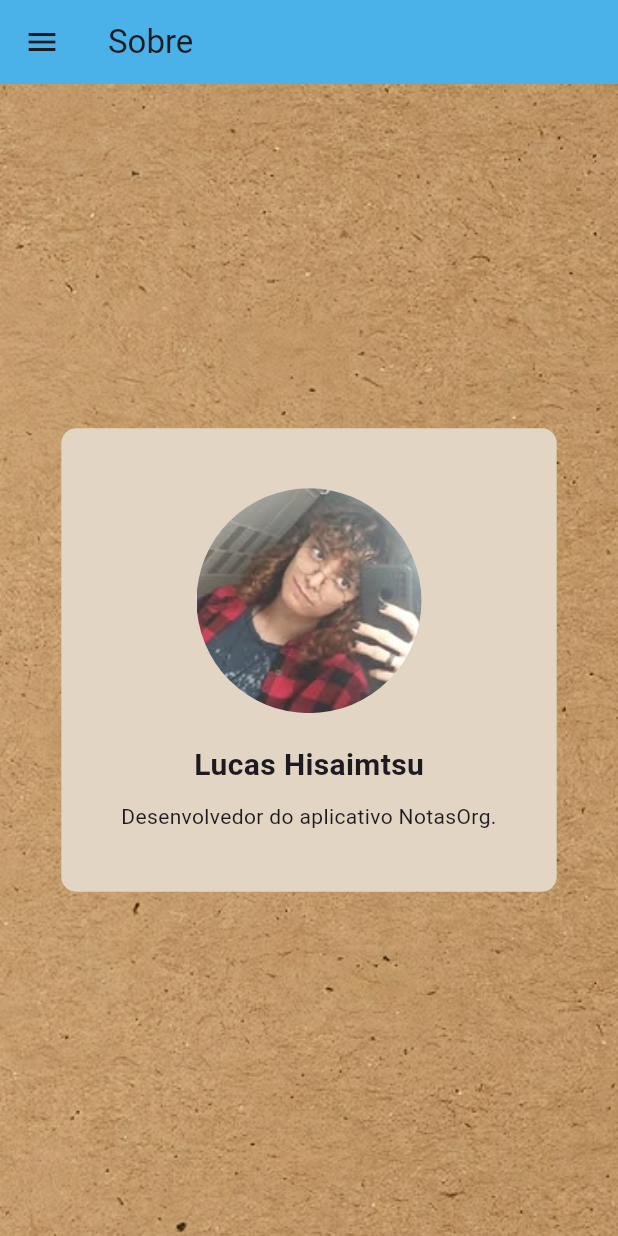
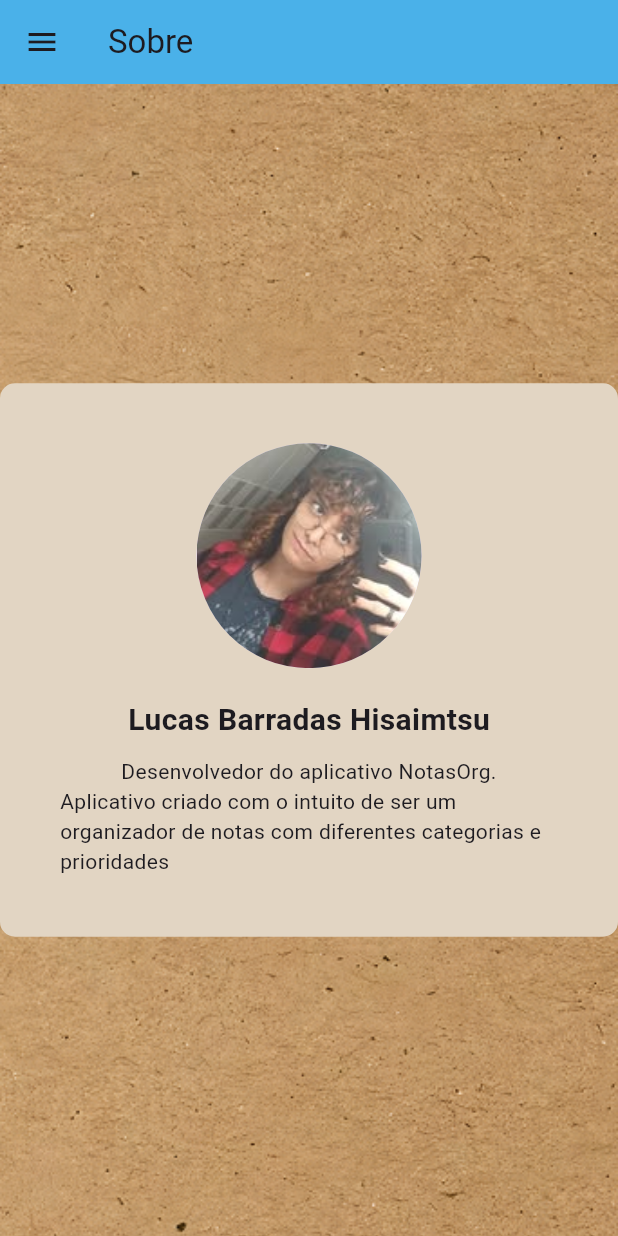
Before and after one commit to b4rradas/app_notasorg, a Flutter app: the SobreView screen opened by its route, on a phone screen of 412 x 824 dp. Run offline on Flutter 3.47's test engine with Material 3 defaults, Android fonts, the light colour scheme and no system bars; our stand-ins replace device_preview, get_it.

Commit message:
atualizando sobre_view

```diff
--- a/lib/view/sobre_view.dart
+++ b/lib/view/sobre_view.dart
@@ -38,13 +38,16 @@
                   ),
                   SizedBox(height: 20),
                   Text(
-                    'Lucas Hisaimtsu',
+                    'Lucas Barradas Hisaimtsu',
                     style: TextStyle(fontSize: 20, fontWeight: FontWeight.bold),
                   ),
                   SizedBox(height: 10),
                   Text(
                     'Desenvolvedor do aplicativo NotasOrg.', // Adicionar mais informações
                     textAlign: TextAlign.center,
+                  ),
+                  Text(
+                    'Aplicativo criado com o intuito de ser um organizador de notas com diferentes categorias e prioridades'
                   ),
                   // Adicionar mais widgets:
                   //Contato, Sobre o App
```
